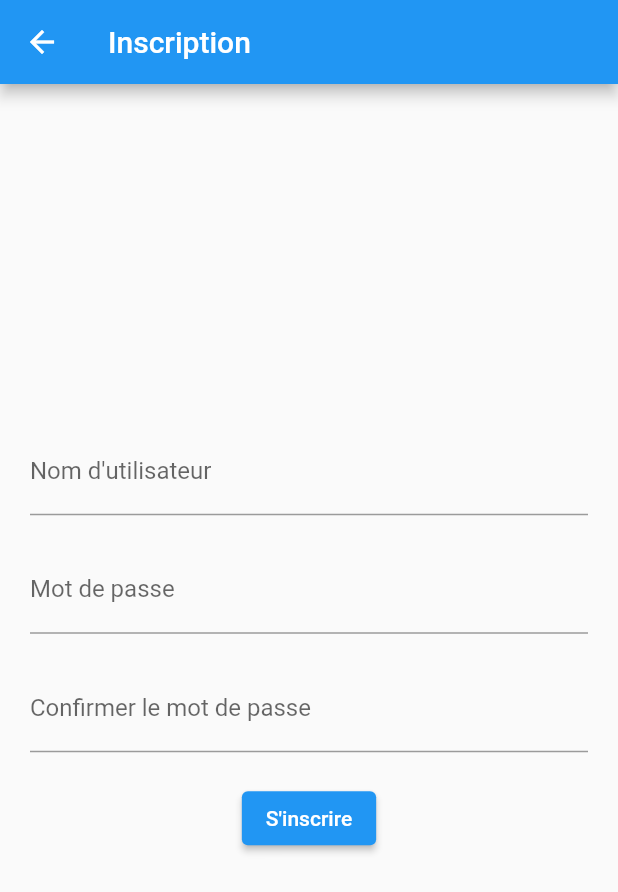
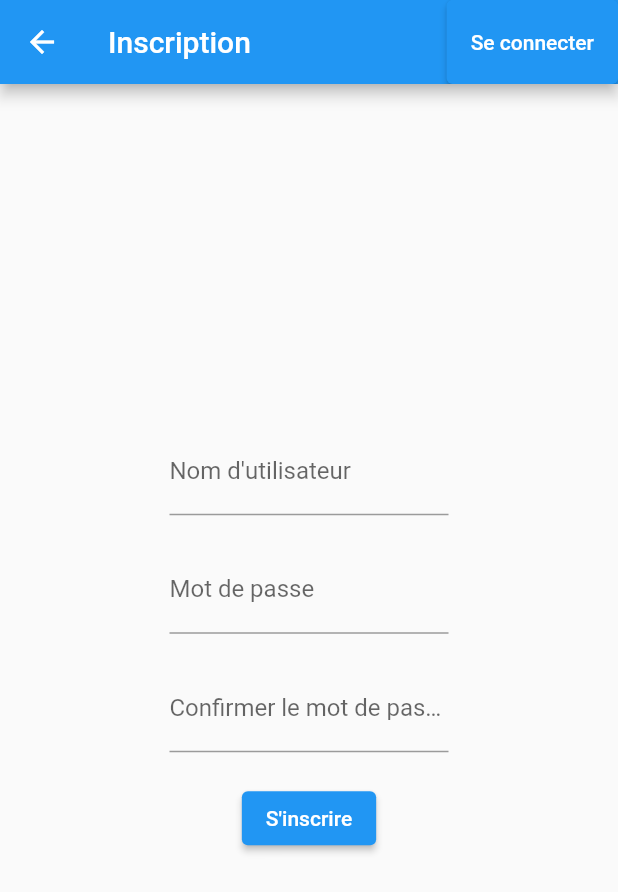
Before and after one commit to H-chauvet/ProductFlutter, a Flutter app: the screen it shows after launch, after a tap on "S'inscrire", on a phone screen of 412 x 824 dp. Shown: the top 892 px of the screen. Run offline on Flutter 3.47's test engine with Material 2 defaults, Android fonts, the phone set to English and light mode, and no system bars; our stand-ins replace fluttertoast; network calls fail.

Commit message:
[ADD] Final version

```diff
--- a/front/lib/app.dart
+++ b/front/lib/app.dart
@@ -1,15 +1,22 @@
 import 'package:flutter/material.dart';
 import 'homepage.dart';
+import 'package:provider/provider.dart';
+import 'user_provider.dart';
 
 class EcommerceApp extends StatelessWidget {
+  const EcommerceApp({super.key});
+
   @override
   Widget build(BuildContext context) {
-    return MaterialApp(
-      title: 'E-commerce App',
-      theme: ThemeData(
-        primarySwatch: Colors.blue,
+    return ChangeNotifierProvider(
+      create: (_) => UserProvider(),
+      child: MaterialApp(
+        title: 'E-commerce App',
+        theme: ThemeData(
+          primarySwatch: Colors.blue,
+        ),
+        home: const HomePage(),
       ),
-      home: HomePage(),
     );
   }
 }
--- a/front/lib/auth/register.dart
+++ b/front/lib/auth/register.dart
@@ -1,9 +1,14 @@
+// ignore_for_file: library_private_types_in_public_api, use_build_context_synchronously
+
 import 'package:flutter/material.dart';
 import 'package:http/http.dart' as http;
 import 'dart:convert';
 import 'package:fluttertoast/fluttertoast.dart';
+import 'login.dart';
 
 class RegisterPage extends StatefulWidget {
+  const RegisterPage({super.key});
+
   @override
   _RegisterPageState createState() => _RegisterPageState();
 }
@@ -46,13 +51,20 @@ class _RegisterPageState extends State<RegisterPage> {
         Fluttertoast.showToast(
           msg: 'Inscription réussie!',
           toastLength: Toast.LENGTH_SHORT,
-          gravity: ToastGravity.BOTTOM,
+          gravity: ToastGravity.CENTER,
+        );
+        usernameController.clear();
+        passwordController.clear();
+        confirmPasswordController.clear();
+        Navigator.pushReplacement(
+          context,
+          MaterialPageRoute(builder: (context) => const LoginPage()),
         );
       } else {
         Fluttertoast.showToast(
           msg: 'Erreur lors de l\'inscription: ${response.statusCode}',
           toastLength: Toast.LENGTH_SHORT,
-          gravity: ToastGravity.BOTTOM,
+          gravity: ToastGravity.CENTER,
         );
       }
     }
@@ -62,44 +74,74 @@ class _RegisterPageState extends State<RegisterPage> {
   Widget build(BuildContext context) {
     return Scaffold(
       appBar: AppBar(
-        title: Text('Inscription'),
+        title: const Text('Inscription'),
+        actions: [
+          ElevatedButton(
+            onPressed: () {
+              Navigator.push(
+                context,
+                MaterialPageRoute(builder: (context) => const LoginPage()),
+              );
+            },
+            child: const Text("Se connecter"),
+          ),
+          const SizedBox(height: 20),
+        ],
       ),
       body: Padding(
         padding: const EdgeInsets.all(20.0),
         child: Column(
           mainAxisAlignment: MainAxisAlignment.center,
           children: [
-            TextField(
+            Center(
+              child: FractionallySizedBox(
+                widthFactor:
+                    0.5, // Réduit la largeur à 50% de la largeur du parent
+                child: TextField(
                   controller: usernameController,
-              decoration: InputDecoration(
+                  decoration: const InputDecoration(
                     labelText: 'Nom d\'utilisateur',
                   ),
                 ),
-            SizedBox(height: 20),
-            TextField(
+              ),
+            ),
+            const SizedBox(height: 20),
+            Center(
+              child: FractionallySizedBox(
+                widthFactor:
+                    0.5, // Réduit la largeur à 50% de la largeur du parent
+                child: TextField(
                   controller: passwordController,
                   obscureText: true,
-              decoration: InputDecoration(
+                  decoration: const InputDecoration(
                     labelText: 'Mot de passe',
                   ),
                 ),
-            SizedBox(height: 20),
-            TextField(
+              ),
+            ),
+            const SizedBox(height: 20),
+            Center(
+              child: FractionallySizedBox(
+                widthFactor:
+                    0.5, // Réduit la largeur à 50% de la largeur du parent
+                child: TextField(
                   controller: confirmPasswordController,
                   obscureText: true,
-              decoration: InputDecoration(
+                  decoration: const InputDecoration(
                     labelText: 'Confirmer le mot de passe',
                   ),
                 ),
-            SizedBox(height: 20),
+              ),
+            ),
+            const SizedBox(height: 20),
             ElevatedButton(
               onPressed: register,
-              child: Text('S\'inscrire'),
+              child: const Text('S\'inscrire'),
             ),
-            SizedBox(height: 10),
+            const SizedBox(height: 10),
             Text(
               errorMessage,
-              style: TextStyle(
+              style: const TextStyle(
                 color: Colors.red,
               ),
             ),
--- a/front/lib/homepage.dart
+++ b/front/lib/homepage.dart
@@ -1,40 +1,56 @@
+// ignore_for_file: unrelated_type_equality_checks
+
 import 'package:flutter/material.dart';
 import 'auth/register.dart';
+import 'auth/login.dart';
+import 'package:provider/provider.dart';
+import 'user_provider.dart';
+import 'product/product_list_page.dart';
 
 class HomePage extends StatelessWidget {
+  const HomePage({super.key});
+
   @override
   Widget build(BuildContext context) {
+    final userProvider = Provider.of<UserProvider>(context);
+    final user = userProvider.user;
+
     return Scaffold(
       appBar: AppBar(
-        title: Text('Plateforme de E-commerce'),
+        title: Text('Bienvenue ${user.username}'),
         actions: [
-          ElevatedButton(
-            onPressed: () {},
-            child: Text('Se connecter'),
-          ),
-          SizedBox(height: 20),
+          if (user.username != '')
+            ElevatedButton(
+              onPressed: () {
+                Navigator.push(
+                  context,
+                  MaterialPageRoute(
+                      builder: (context) => const ProductListPage()),
+                );
+              },
+              child: const Text('Voir les articles'),
+            ),
           ElevatedButton(
             onPressed: () {
               Navigator.push(
                 context,
-                MaterialPageRoute(builder: (context) => RegisterPage()),
+                MaterialPageRoute(builder: (context) => const LoginPage()),
               );
             },
-            child: Text("S'inscrire"),
+            child: const Text('Se connecter'),
           ),
-          SizedBox(height: 20),
+          const SizedBox(height: 20),
+          ElevatedButton(
+            onPressed: () {
+              Navigator.push(
+                context,
+                MaterialPageRoute(builder: (context) => const RegisterPage()),
+              );
+            },
+            child: const Text("S'inscrire"),
+          ),
+          const SizedBox(height: 20),
         ],
-      ),
-      body: Center(
-        child: Column(
-          mainAxisAlignment: MainAxisAlignment.center,
-          children: [
-            ElevatedButton(
-              onPressed: () {},
-              child: Text('Voir les articles'),
-            ),
-          ],
-        ),
       ),
     );
   }
--- a/front/lib/main.dart
+++ b/front/lib/main.dart
@@ -2,5 +2,5 @@ import 'package:flutter/material.dart';
 import 'app.dart';
 
 void main() {
-  runApp(EcommerceApp());
+  runApp(const EcommerceApp());
 }
--- /dev/null
+++ b/front/lib/user_provider.dart
@@ -0,0 +1,18 @@
+import 'package:flutter/material.dart';
+
+class User {
+  final String username;
+
+  User(this.username);
+}
+
+class UserProvider with ChangeNotifier {
+  User _user = User('');
+
+  User get user => _user;
+
+  void setUser(User user) {
+    _user = user;
+    notifyListeners();
+  }
+}
--- a/front/pubspec.yaml
+++ b/front/pubspec.yaml
@@ -32,6 +32,7 @@ dependencies:
     sdk: flutter
   http: ^0.13.4
   fluttertoast: ^8.0.8
+  provider: ^6.0.1
 
 
   # The following adds the Cupertino Icons font to your application.
```
Also changed, not shown: front/lib/auth/login.dart (+142 -0 lines), front/lib/product/product_create.dart (added, +106 -0 lines), front/lib/product/product_edit.dart (added, +118 -0 lines), front/lib/product/product_list_page.dart (added, +110 -0 lines), front/lib/product/widget/product_card.dart (added, +68 -0 lines), front/pubspec.lock. Lines whose indentation alone changed are shown as unchanged.
